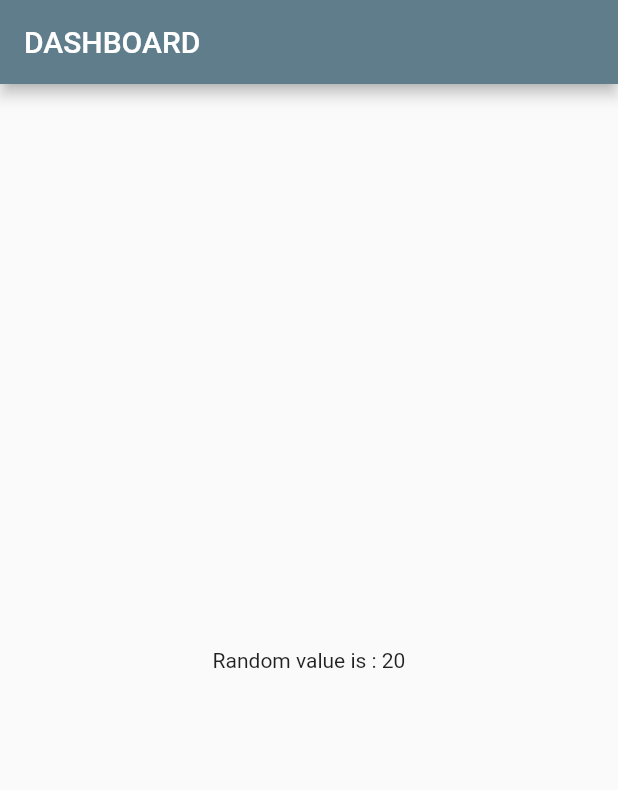
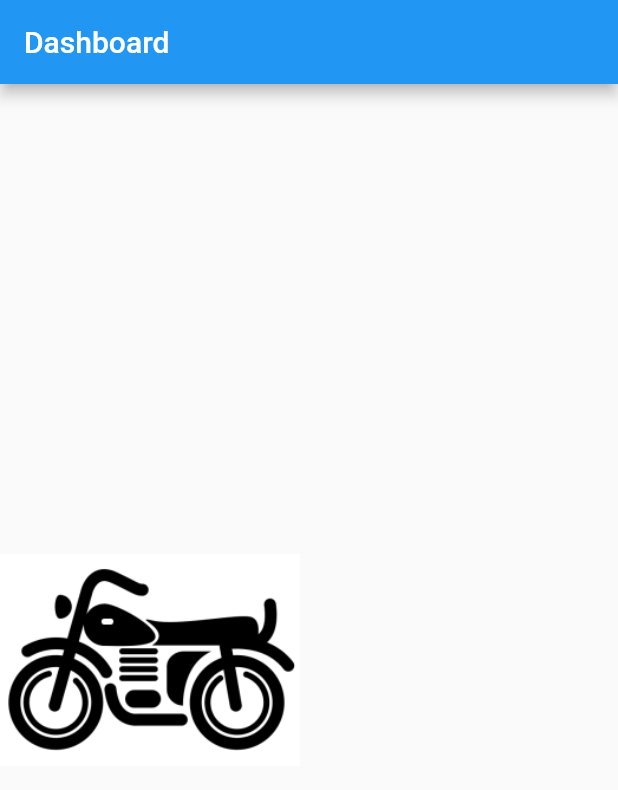
Before and after one commit to Mwita04/first_flutter_app2, a Flutter app: the screen it shows after launch, on a phone screen of 412 x 824 dp. Shown: the top 790 px of the screen. Run offline on Flutter 3.47's test engine with Material 2 defaults, Android fonts, the phone set to English and light mode, and no system bars.

Commit message:
commit on assets

```diff
--- a/lib/screens/dashboard.dart
+++ b/lib/screens/dashboard.dart
@@ -1,5 +1,4 @@
 // ignore_for_file: file_names, prefer_const_constructors, prefer_const_literals_to_create_immutables
-import 'dart:math';
 
 import 'package:flutter/material.dart';
 
@@ -10,16 +9,10 @@ class Dashboard extends StatelessWidget {
   Widget build(BuildContext context) {
     return Scaffold(
       appBar: AppBar(
-        backgroundColor: Colors.blueGrey,
-        title: Text(
-          'Dashboard'.toUpperCase(),
-        ),
+        title: Text('Dashboard'),
       ),
-      body: Center(child: Text('Random value is : ${getNumber()}')),
+      body: Image.asset("images/nduthi.png",
+          width: 200.0, height: 800.0, fit: BoxFit.contain),
     );
   }
 }
-
-int getNumber() {
-  return Random().nextInt(100);
-}
```
Also changed, not shown: pubspec.yaml (+4 -6 lines), images/nduthi.png (added).
